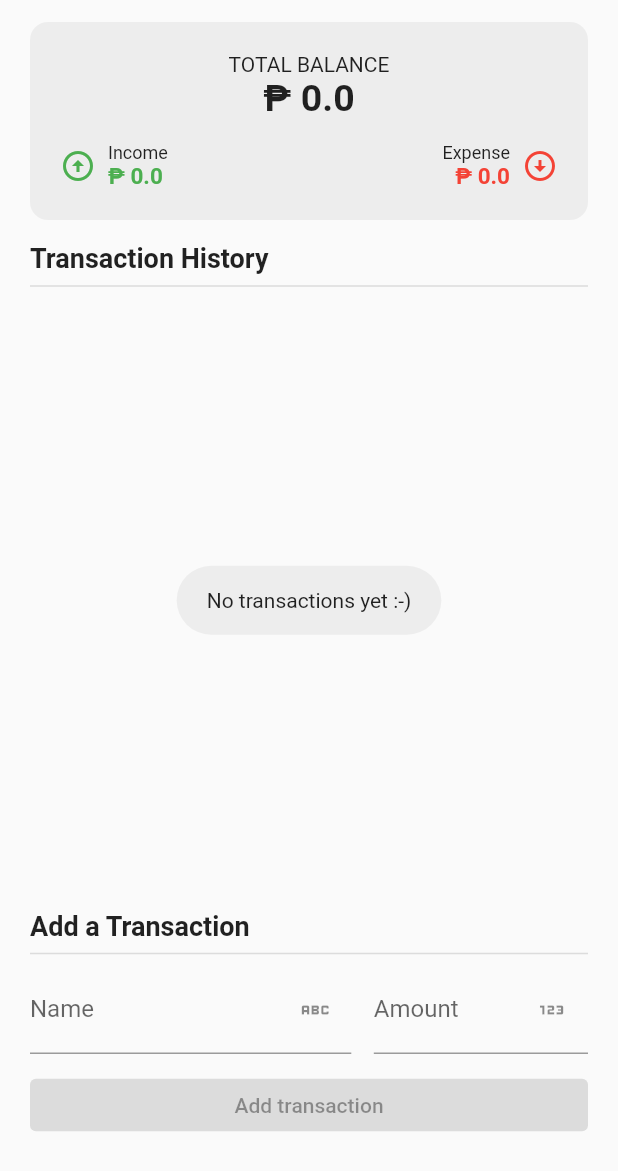
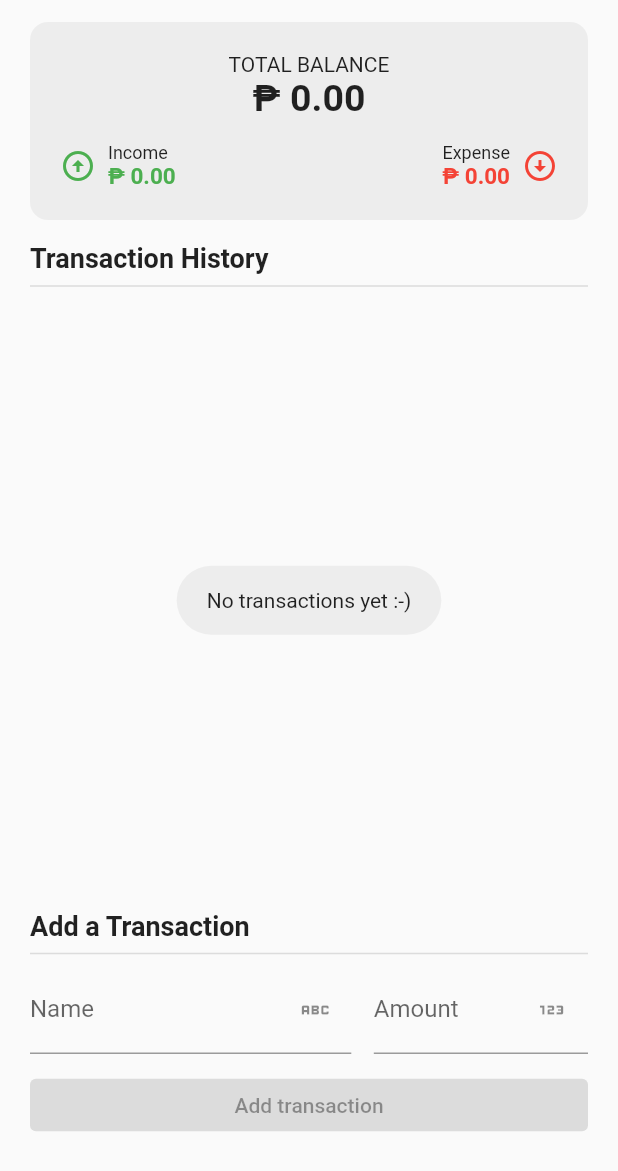
Before and after one commit to andrewaltuna-wc/expense-tracker, a Flutter app: the screen it shows after launch, on a phone screen of 412 x 824 dp, the part 65-1236 px from its top. Run offline on Flutter 3.47's test engine with Material 2 defaults, Android fonts, the phone set to English and light mode, and no system bars; our stand-ins replace bloc, equatable, flutter_bloc.

Commit message:
Added text animations

```diff
--- a/lib/tracker/cubit/transaction_state.dart
+++ b/lib/tracker/cubit/transaction_state.dart
@@ -17,7 +17,7 @@ class TransactionState extends Equatable with DoubleFormatter {
     );
   }
 
-  String getTotal(TotalType type) {
+  double getTotal(TotalType type) {
     double amount = 0.0;
     for (Transaction trans in transactions) {
       switch (type) {
@@ -36,14 +36,9 @@ class TransactionState extends Equatable with DoubleFormatter {
           break;
       }
     }
-    return formatDouble(amount);
+    return amount;
   }
 
   @override
   List<Object?> get props => [transactions];
-
-  // String formatDouble(double value) {
-  //   return value.toString().replaceAllMapped(
-  //       RegExp(r'(\d{1,3})(?=(\d{3})+(?!\d))'), (Match m) => '${m[1]},');
-  // }
 }
--- a/lib/tracker/mixins/double_formatter.dart
+++ b/lib/tracker/mixins/double_formatter.dart
@@ -1,6 +1,7 @@
 class DoubleFormatter {
   String formatDouble(double value) {
-    return value.toString().replaceAllMapped(
-        RegExp(r'(\d{1,3})(?=(\d{3})+(?!\d))'), (Match m) => '${m[1]},');
+    return value.toStringAsFixed(2)
+      ..replaceAllMapped(
+          RegExp(r'(\d{1,3})(?=(\d{3})+(?!\d))'), (Match m) => '${m[1]},');
   }
 }
--- /dev/null
+++ b/lib/tracker/widgets/animated_counter_widget.dart
@@ -0,0 +1,41 @@
+import 'package:expense_tracker/tracker/mixins/double_formatter.dart';
+import 'package:flutter/material.dart';
+
+class AnimatedCount extends ImplicitlyAnimatedWidget with DoubleFormatter {
+  const AnimatedCount({
+    super.key,
+    super.duration = const Duration(milliseconds: 600),
+    super.curve = Curves.fastOutSlowIn,
+    required this.count,
+    required this.textStyle,
+  });
+
+  final double count;
+  final TextStyle textStyle;
+
+  @override
+  ImplicitlyAnimatedWidgetState<ImplicitlyAnimatedWidget> createState() {
+    return _AnimatedCountState();
+  }
+}
+
+class _AnimatedCountState extends AnimatedWidgetBaseState<AnimatedCount> {
+  Tween<double> _doubleCount = Tween<double>(begin: 0, end: 1);
+
+  @override
+  Widget build(BuildContext context) {
+    return Text(
+      '₱ ${widget.formatDouble(_doubleCount.evaluate(animation))}',
+      style: widget.textStyle,
+    );
+  }
+
+  @override
+  void forEachTween(TweenVisitor<dynamic> visitor) {
+    _doubleCount = visitor(
+      _doubleCount,
+      widget.count,
+      (dynamic value) => Tween<double>(begin: value),
+    ) as Tween<double>;
+  }
+}
--- a/lib/tracker/widgets/balance_widget.dart
+++ b/lib/tracker/widgets/balance_widget.dart
@@ -1,14 +1,15 @@
+import 'package:expense_tracker/tracker/widgets/animated_counter_widget.dart';
 import 'package:flutter/material.dart';
 
 class BalanceWidget extends StatelessWidget {
   const BalanceWidget({
+    super.key,
     required this.balance,
     required this.income,
     required this.expense,
-    super.key,
   });
 
-  final String balance, income, expense;
+  final double balance, income, expense;
 
   @override
   Widget build(BuildContext context) {
@@ -22,9 +23,9 @@ class BalanceWidget extends StatelessWidget {
         child: Column(
           children: [
             const Text('TOTAL BALANCE'),
-            Text(
-              '₱ $balance',
-              style: const TextStyle(
+            AnimatedCount(
+              count: balance,
+              textStyle: const TextStyle(
                 fontSize: 25,
                 fontWeight: FontWeight.w700,
               ),
@@ -43,7 +44,7 @@ class BalanceWidget extends StatelessWidget {
     );
   }
 
-  Widget incomeWidget(String value) {
+  Widget incomeWidget(double value) {
     return Row(
       children: [
         const Icon(
@@ -60,9 +61,9 @@ class BalanceWidget extends StatelessWidget {
                 fontSize: 12,
               ),
             ),
-            Text(
-              '₱ $value',
-              style: const TextStyle(
+            AnimatedCount(
+              count: value,
+              textStyle: const TextStyle(
                 fontSize: 15,
                 fontWeight: FontWeight.w700,
                 color: Colors.green,
@@ -74,7 +75,7 @@ class BalanceWidget extends StatelessWidget {
     );
   }
 
-  Widget expenseWidget(String value) {
+  Widget expenseWidget(double value) {
     return Row(
       children: [
         Column(
@@ -86,9 +87,9 @@ class BalanceWidget extends StatelessWidget {
                 fontSize: 12,
               ),
             ),
-            Text(
-              '₱ $value',
-              style: const TextStyle(
+            AnimatedCount(
+              count: value,
+              textStyle: const TextStyle(
                 fontSize: 15,
                 fontWeight: FontWeight.w700,
                 color: Colors.red,
--- a/lib/tracker/widgets/transaction_list_item.dart
+++ b/lib/tracker/widgets/transaction_list_item.dart
@@ -1,7 +1,8 @@
+import 'package:expense_tracker/tracker/mixins/double_formatter.dart';
 import 'package:expense_tracker/tracker/models/transaction.dart';
 import 'package:flutter/material.dart';
 
-class TransactionListItem extends StatelessWidget {
+class TransactionListItem extends StatelessWidget with DoubleFormatter {
   const TransactionListItem(
       {required this.transaction, required this.function, super.key});
 
@@ -33,7 +34,7 @@ class TransactionListItem extends StatelessWidget {
                     Text(transaction.name),
                     Row(
                       children: [
-                        Text('₱ ${transaction.amount}'),
+                        Text('₱ ${formatDouble(transaction.amount)}'),
                         const SizedBox(width: 10.0),
                         SizedBox(
                           height: 20,
```
